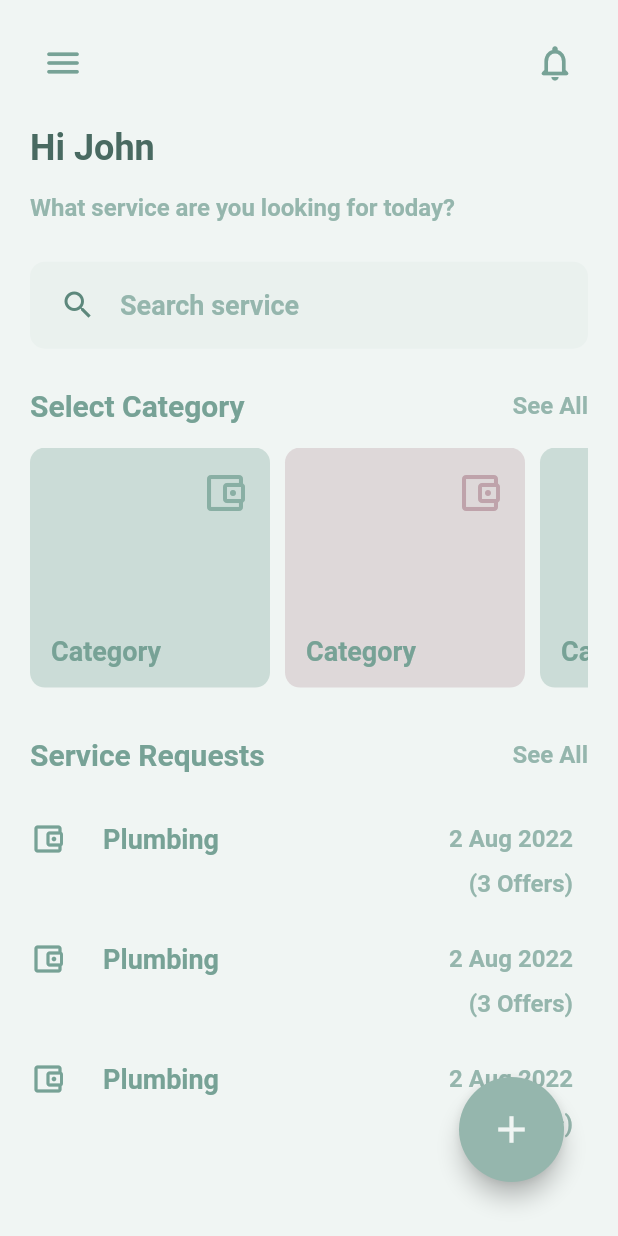
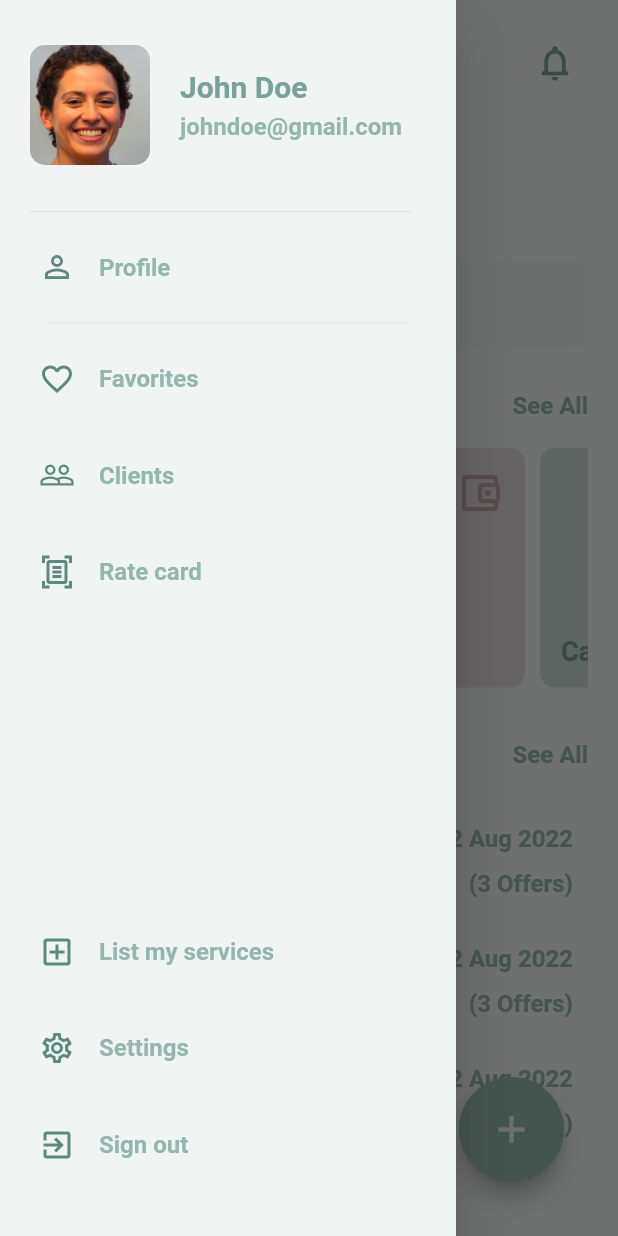
Before and after one commit to Xilla/upputo, a Flutter app: the screen it shows after launch, after a tap on the "menu" icon, on a phone screen of 412 x 824 dp. Run offline on Flutter 3.47's test engine with Material 2 defaults, Android fonts, the phone set to English and light mode, and no system bars; our stand-ins replace get.

Commit message:
added nav drawer

```diff
--- a/lib/modules/home/controller.dart
+++ b/lib/modules/home/controller.dart
@@ -1,6 +1,9 @@
+import 'package:flutter/material.dart';
 import 'package:get/get.dart';
 
 class HomeController extends GetxController {
+  var scaffoldKey = GlobalKey<ScaffoldState>();
+
   @override
   void onInit() {
     super.onInit();
@@ -20,4 +23,13 @@ class HomeController extends GetxController {
   void dispose() {
     super.dispose();
   }
+
+// methods to open and close drawers
+  void openDrawer() {
+    scaffoldKey.currentState!.openDrawer();
+  }
+
+  void closeDrawer() {
+    scaffoldKey.currentState!.openEndDrawer();
+  }
 }
--- a/lib/modules/home/home.dart
+++ b/lib/modules/home/home.dart
@@ -11,6 +11,7 @@ import 'package:upputo/modules/categories/categories.dart';
 import 'package:upputo/modules/category_services/category_services.dart';
 import 'package:upputo/modules/home/controller.dart';
 import 'package:upputo/global_widgets/cards/category_card.dart';
+import 'package:upputo/modules/home/local_widgets/navigation_drawer/navigation_drawer.dart';
 import 'package:upputo/modules/request_details/request_details.dart';
 import 'package:upputo/modules/request_service/request_service.dart';
 import 'package:upputo/modules/service_requests/service_requests.dart';
@@ -27,6 +28,8 @@ class HomeScreen extends GetView<HomeController> {
     return SafeArea(
       child: Scaffold(
         backgroundColor: AppColors.primary[50],
+        key: controller.scaffoldKey,
+        drawer: const NavigationDrawer(),
         body: SingleChildScrollView(
           physics: const BouncingScrollPhysics(),
           child: Container(
@@ -45,7 +48,9 @@ class HomeScreen extends GetView<HomeController> {
                       icon: const Icon(Icons.menu_rounded),
                       color: AppColors.primary[400],
                       iconSize: 28,
-                      onPressed: () {},
+                      onPressed: () {
+                        controller.openDrawer();
+                      },
                     ),
                     IconButton(
                       alignment: Alignment.topRight,
--- /dev/null
+++ b/lib/modules/home/local_widgets/navigation_drawer/navigation_drawer.dart
@@ -0,0 +1,130 @@
+import 'package:flutter/material.dart';
+import 'package:get/get.dart';
+import 'package:upputo/core/values/colors.dart';
+import 'package:upputo/core/values/dimensions.dart';
+import 'package:upputo/modules/home/controller.dart';
+import 'package:upputo/modules/home/local_widgets/navigation_drawer/navigation_drawer_header.dart';
+import 'package:upputo/modules/home/local_widgets/navigation_drawer/navigation_drawer_menu_item.dart';
+
+class NavigationDrawer extends GetView<HomeController> {
+  const NavigationDrawer({Key? key}) : super(key: key);
+
+  @override
+  Widget build(BuildContext context) {
+    Get.put(HomeController());
+    double screenHeight = MediaQuery.of(context).size.height;
+    double screenWidth = MediaQuery.of(context).size.width;
+
+    // return SafeArea(
+    //   child: Scaffold(
+    //     backgroundColor: AppColors.primary[50],
+    //     body: SingleChildScrollView(
+    //       physics: const BouncingScrollPhysics(),
+    //       child: Container(
+    //         padding: const EdgeInsets.symmetric(
+    //             horizontal: Dimensions.horizontalPadding,
+    //             vertical: Dimensions.verticalPadding),
+    //       ),
+    //     ),
+    //   ),
+    // );
+
+    return Drawer(
+      child: Material(
+        color: AppColors.primary[50],
+        child: Padding(
+          padding: const EdgeInsets.symmetric(
+            horizontal: 10,
+          ),
+          child: Column(
+            children: [
+              navHeader(
+                name: 'John Doe',
+                email: 'johndoe@gmail.com',
+              ),
+              SizedBox(
+                height: screenHeight * 0.01,
+              ),
+              Column(
+                mainAxisAlignment: MainAxisAlignment.spaceBetween,
+                children: [
+                  Column(
+                    children: [
+                      navMenuItem(
+                        text: 'Profile',
+                        icon: Icons.person_outline,
+                      ),
+                      SizedBox(
+                        height: screenHeight * 0.01,
+                      ),
+                      Container(
+                        margin: const EdgeInsets.only(left: 20, right: 20),
+                        child: Divider(
+                          color: AppColors.primary[200]!.withOpacity(0.3),
+                          height: 2,
+                        ),
+                      ),
+                      SizedBox(
+                        height: screenHeight * 0.01,
+                      ),
+                      navMenuItem(
+                        text: 'Favorites',
+                        icon: Icons.favorite_border_outlined,
+                      ),
+                      SizedBox(
+                        height: screenHeight * 0.01,
+                      ),
+                      navMenuItem(
+                        text: 'Clients',
+                        icon: Icons.people_outline,
+                      ),
+                      SizedBox(
+                        height: screenHeight * 0.01,
+                      ),
+                      navMenuItem(
+                        text: 'Rate card',
+                        icon: Icons.document_scanner_outlined,
+                      ),
+                      SizedBox(
+                        height: screenHeight * 0.01,
+                      ),
+                    ],
+                  ),
+                ],
+              ),
+              const Spacer(),
+              Column(
+                children: [
+                  SizedBox(
+                    height: screenHeight * 0.01,
+                  ),
+                  navMenuItem(
+                    text: 'List my services',
+                    icon: Icons.add_box_outlined,
+                  ),
+                  SizedBox(
+                    height: screenHeight * 0.01,
+                  ),
+                  navMenuItem(
+                    text: 'Settings',
+                    icon: Icons.settings_outlined,
+                  ),
+                  SizedBox(
+                    height: screenHeight * 0.01,
+                  ),
+                  navMenuItem(
+                    text: 'Sign out',
+                    icon: Icons.exit_to_app_outlined,
+                  ),
+                  SizedBox(
+                    height: screenHeight * 0.04,
+                  ),
+                ],
+              ),
+            ],
+          ),
+        ),
+      ),
+    );
+  }
+}
--- /dev/null
+++ b/lib/modules/home/local_widgets/navigation_drawer/navigation_drawer_header.dart
@@ -0,0 +1,50 @@
+import 'package:flutter/material.dart';
+import 'package:upputo/core/values/colors.dart';
+import 'package:upputo/global_widgets/text/detail_text.dart';
+import 'package:upputo/global_widgets/text/sub_text.dart';
+
+Widget navHeader({
+  required String name,
+  required String email,
+}) =>
+    Container(
+      margin: const EdgeInsets.only(
+        top: 30,
+        left: 10,
+        right: 20,
+      ),
+      child: Column(
+        children: [
+          Row(
+            children: [
+              SizedBox(
+                height: 80,
+                width: 80,
+                child: ClipRRect(
+                  borderRadius: const BorderRadius.all(Radius.circular(10.0)),
+                  child: Image.asset(
+                    'assets/icons/avatar.jpg',
+                  ),
+                ),
+              ),
+              const SizedBox(width: 20),
+              Column(
+                crossAxisAlignment: CrossAxisAlignment.start,
+                children: [
+                  SubText(text: name),
+                  const SizedBox(height: 6),
+                  DetailText(text: email),
+                ],
+              ),
+            ],
+          ),
+          const SizedBox(
+            height: 30,
+          ),
+          Divider(
+            color: AppColors.primary[200]!.withOpacity(0.4),
+            height: 2,
+          ),
+        ],
+      ),
+    );
--- /dev/null
+++ b/lib/modules/home/local_widgets/navigation_drawer/navigation_drawer_menu_item.dart
@@ -0,0 +1,22 @@
+import 'package:flutter/material.dart';
+import 'package:upputo/core/values/colors.dart';
+import 'package:upputo/global_widgets/text/detail_text.dart';
+import 'package:upputo/global_widgets/text/sub_text.dart';
+
+Widget navMenuItem({
+  required String text,
+  required IconData icon,
+  VoidCallback? onClicked,
+}) {
+  final color = AppColors.primary[500];
+  final hoverColor = AppColors.primary[900];
+
+  return ListTile(
+    leading: Icon(icon, color: color),
+    minLeadingWidth: 10,
+    // trailing: Icon(Icons.arrow_right_rounded, color: color),
+    title: DetailText(text: text),
+    hoverColor: hoverColor,
+    onTap: onClicked,
+  );
+}
```
